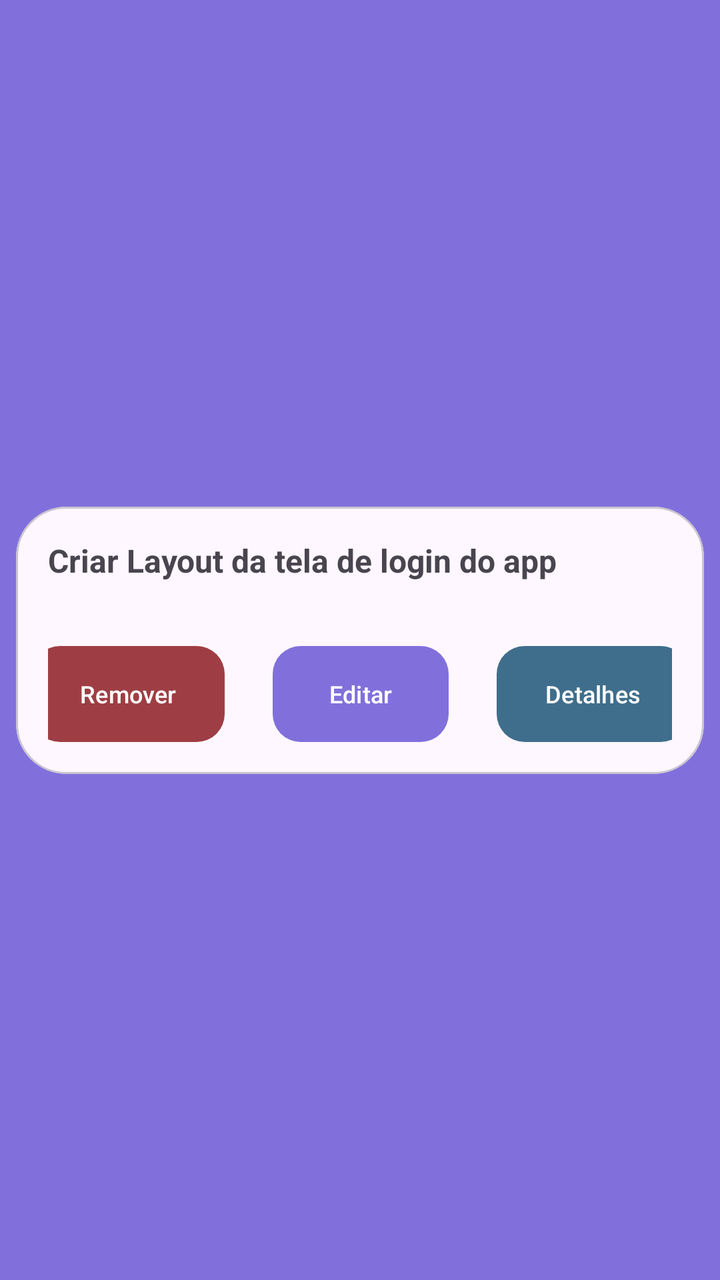
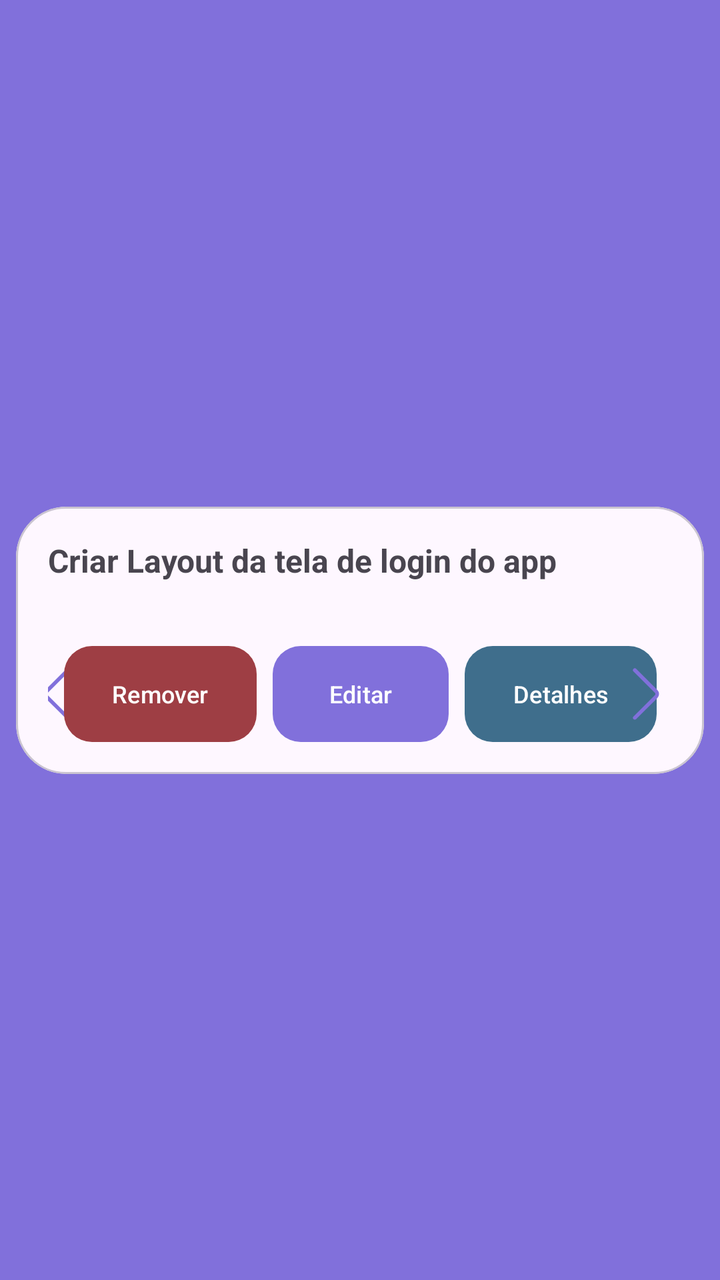

Compare the two renders of this Android layout. The source of the first and the diff that turns it into the second are given below.
<!-- AndroidManifest.xml: application theme Theme.Kanban -->
<!-- res/layout/item_task.xml -->
<?xml version="1.0" encoding="utf-8"?>
<androidx.constraintlayout.widget.ConstraintLayout xmlns:android="http://schemas.android.com/apk/res/android"
    xmlns:tools="http://schemas.android.com/tools"
    android:layout_width="match_parent"
    android:layout_height="wrap_content"
    android:id="@+id/ConstraintLayout1"
    xmlns:app="http://schemas.android.com/apk/res-auto">


    <com.google.android.material.card.MaterialCardView
        android:layout_width="match_parent"
        android:layout_height="wrap_content"
        android:layout_margin="8dp"
        app:cardCornerRadius="25dp"
        app:layout_constraintBottom_toBottomOf="parent"
        app:layout_constraintEnd_toEndOf="parent"
        app:flow_horizontalBias="0.5"
        app:layout_constraintStart_toStartOf="parent"
        app:layout_constraintTop_toTopOf="parent">

        <androidx.constraintlayout.widget.ConstraintLayout
            android:layout_width="match_parent"
            android:layout_height="match_parent"
            android:id="@+id/ConstraintLayout2"
            android:padding="16dp">

            <TextView
                android:id="@+id/textDescription"
                android:layout_width="match_parent"
                android:layout_height="wrap_content"
                android:text="Criar Layout da tela de login do app"
                android:textSize="16sp"
                android:textStyle="bold"
                app:layout_constraintEnd_toEndOf="parent"
                app:layout_constraintStart_toStartOf="parent"
                app:layout_constraintTop_toTopOf="parent" />

            <com.google.android.material.button.MaterialButton
                android:id="@+id/buttonDelete"
                android:layout_width="wrap_content"
                android:layout_height="48dp"
                app:backgroundTint="@color/color_delete"
                android:background="@drawable/bg_btn"
                android:text="Remover"
                android:textAllCaps="false"
                android:textSize="12sp"
                app:flow_verticalBias="0.5"
                app:layout_constraintBottom_toBottomOf="@+id/buttonEdit"
                app:layout_constraintEnd_toStartOf="@+id/buttonEdit"
                app:layout_constraintHorizontal_bias="0.5"
                app:layout_constraintHorizontal_chainStyle="packed"
                app:layout_constraintStart_toStartOf="parent"
                app:layout_constraintTop_toTopOf="@+id/buttonEdit" />

            <com.google.android.material.button.MaterialButton
                android:id="@+id/buttonEdit"
                android:layout_width="wrap_content"
                android:layout_height="48dp"
                android:background="@drawable/bg_btn"
                app:backgroundTint="@color/color_default"
                android:text="Editar"
                android:textAllCaps="false"
                android:textSize="12sp"
                android:layout_marginTop="32dp"
                android:layout_marginHorizontal="24dp"
                app:layout_constraintBottom_toBottomOf="parent"
                app:layout_constraintEnd_toStartOf="@+id/buttonDetails"
                app:layout_constraintHorizontal_bias="0.5"
                app:layout_constraintStart_toEndOf="@+id/buttonDelete"
                app:layout_constraintTop_toBottomOf="@+id/textDescription"
                app:layout_constraintVertical_bias="0.5"/>

            <com.google.android.material.button.MaterialButton
                android:id="@+id/buttonDetails"
                android:layout_width="wrap_content"
                android:layout_height="48dp"
                android:background="@drawable/bg_btn"
                app:backgroundTint="@color/color_details"
                android:text="Detalhes"
                android:textAllCaps="false"
                android:textSize="12sp"
                app:layout_constraintBottom_toBottomOf="@+id/buttonEdit"
                app:layout_constraintEnd_toEndOf="parent"
                app:layout_constraintHorizontal_bias="0.5"
                app:layout_constraintStart_toEndOf="@+id/buttonEdit"
                app:layout_constraintTop_toTopOf="@+id/buttonEdit" />


        </androidx.constraintlayout.widget.ConstraintLayout>
    </com.google.android.material.card.MaterialCardView>


</androidx.constraintlayout.widget.ConstraintLayout>
<!-- resources referenced by this layout -->
<resources>
  <color name="color_default">#8170DB</color>
  <color name="color_delete">#9E3E44</color>
  <color name="color_details">#3F6E8C</color>
  <!-- drawable bg_btn (drawable) -->
  <?xml version="1.0" encoding="utf-8"?>
  <shape xmlns:android="http://schemas.android.com/apk/res/android"
      android:shape="rectangle">
  
      <solid android:color="@color/white"/>
      <corners android:radius="14dp"/>
  
  </shape>
  <style name="Theme.Kanban" parent="Base.Theme.Kanban" />
  <color name="white">#FFFFFFFF</color>
  <style name="Base.Theme.Kanban" parent="Theme.Material3.DayNight.NoActionBar">
          
          
          <item name="colorPrimary">@color/color_default</item>
          <item name="colorPrimaryVariant">@color/color_default</item>
          <item name="android:windowBackground">@color/color_default</item>
      </style>
</resources>

<!-- the commit's change to res/layout/item_task.xml (unified diff, before → after) -->
@@ -35,6 +35,19 @@
                 app:layout_constraintStart_toStartOf="parent"
                 app:layout_constraintTop_toTopOf="parent" />
 
+            <ImageButton
+                android:layout_width="26dp"
+                android:layout_height="36dp"
+                android:id="@+id/buttonBack"
+                android:background="@android:color/transparent"
+                android:src="@drawable/ic_back"
+                app:layout_constraintBottom_toBottomOf="@id/buttonEdit"
+                app:layout_constraintStart_toStartOf="parent"
+                app:layout_constraintTop_toTopOf="@id/buttonEdit"
+                app:layout_constraintEnd_toStartOf="@id/buttonDelete"
+                app:tint="@color/color_default"
+                android:contentDescription="Anterior"/>
+
             <com.google.android.material.button.MaterialButton
                 android:id="@+id/buttonDelete"
                 android:layout_width="wrap_content"
@@ -62,7 +75,7 @@
                 android:textAllCaps="false"
                 android:textSize="12sp"
                 android:layout_marginTop="32dp"
-                android:layout_marginHorizontal="24dp"
+                android:layout_marginHorizontal="8dp"
                 app:layout_constraintBottom_toBottomOf="parent"
                 app:layout_constraintEnd_toStartOf="@+id/buttonDetails"
                 app:layout_constraintHorizontal_bias="0.5"
@@ -85,6 +98,20 @@
                 app:layout_constraintStart_toEndOf="@+id/buttonEdit"
                 app:layout_constraintTop_toTopOf="@+id/buttonEdit" />
 
+            <ImageButton
+                android:layout_width="26dp"
+                android:layout_height="36dp"
+                android:id="@+id/buttonForward"
+                android:background="@android:color/transparent"
+                android:src="@drawable/ic_forward"
+                app:layout_constraintBottom_toBottomOf="@id/buttonEdit"
+                app:layout_constraintEnd_toEndOf="@id/ConstraintLayout2"
+                app:layout_constraintHorizontal_bias="1.0"
+                app:layout_constraintStart_toEndOf="@id/buttonDetails"
+                app:layout_constraintTop_toTopOf="@id/buttonEdit"
+                app:tint="@color/color_default"
+                android:contentDescription="Próximo"/>
+
 
         </androidx.constraintlayout.widget.ConstraintLayout>
     </com.google.android.material.card.MaterialCardView>
<!-- resource entries referenced after the edit -->
@@ -12,6 +12,29 @@
       <corners android:radius="14dp"/>
   
   </shape>
+  <!-- drawable ic_back (drawable) -->
+  <vector xmlns:android="http://schemas.android.com/apk/res/android" android:height="30dp" android:viewportHeight="32" android:viewportWidth="32" android:width="30dp">
+        
+      <path android:fillColor="#FFFFFF" android:pathData="M22,29.73a1,1 0,0 1,-0.71 -0.29L9.93,18.12a3,3 0,0 1,0 -4.24L21.24,2.56A1,1 0,1 1,22.66 4L11.34,15.29a1,1 0,0 0,0 1.42L22.66,28a1,1 0,0 1,0 1.42A1,1 0,0 1,22 29.73Z"/>
+      
+  </vector>
+  <!-- drawable ic_forward (drawable) -->
+  <vector xmlns:android="http://schemas.android.com/apk/res/android"
+      android:height="30dp"
+      android:width="30dp"
+      android:viewportHeight="32"
+      android:viewportWidth="32">
+  
+      <group
+          android:pivotX="16"
+          android:scaleX="-1">
+  
+          <path
+              android:fillColor="#FFFFFF"
+              android:pathData="M22,29.73a1,1 0,0 1,-0.71 -0.29L9.93,18.12a3,3 0,0 1,0 -4.24L21.24,2.56A1,1 0,1 1,22.66 4L11.34,15.29a1,1 0,0 0,0 1.42L22.66,28a1,1 0,0 1,0 1.42A1,1 0,0 1,22 29.73Z"/>
+  
+      </group>
+  </vector>
   <style name="Theme.Kanban" parent="Base.Theme.Kanban" />
   <color name="white">#FFFFFFFF</color>
   <style name="Base.Theme.Kanban" parent="Theme.Material3.DayNight.NoActionBar">
